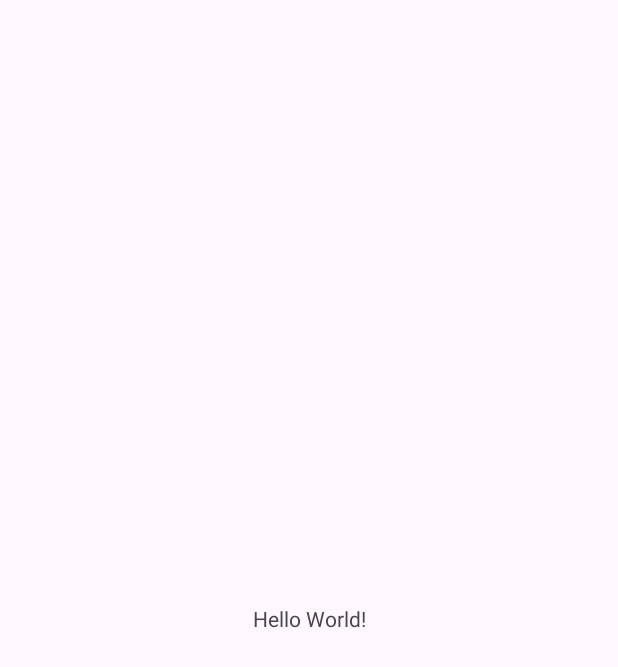
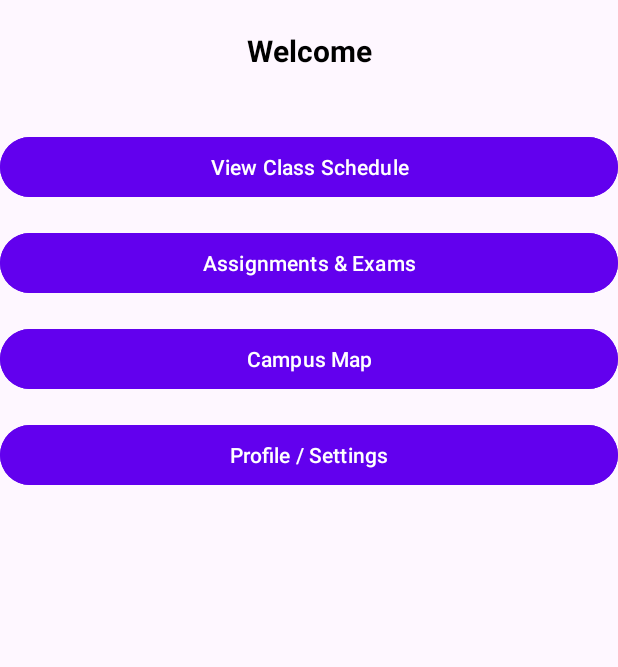
Before and after one commit to esdrasmutombo/Group2_project, an Android app: the screen it shows after launch (MainActivity), on a phone screen of 412 x 824 dp. Before the commit the part shown is almost empty. Shown: the top 667 px of the screen. Run offline under Robolectric (Android 15) with nearby library versions, the phone set to English and light mode, and no system bars.

Commit message:
main page

```diff
--- a/app/src/main/res/layout/activity_main.xml
+++ b/app/src/main/res/layout/activity_main.xml
@@ -5,15 +5,69 @@
     android:id="@+id/main"
     android:layout_width="match_parent"
     android:layout_height="match_parent"
-    tools:context=".MainActivity">
+    tools:context=".MainActivity"
+    android:padding="16dp"
+    >
 
     <TextView
+        android:id="@+id/welcome_text"
         android:layout_width="wrap_content"
         android:layout_height="wrap_content"
-        android:text="Hello World!"
-        app:layout_constraintBottom_toBottomOf="parent"
+        android:text="Welcome"
+        android:textSize="20sp"
+        android:textStyle="bold"
+        android:textColor="#000000"
+        app:layout_constraintTop_toTopOf="parent"
+        app:layout_constraintStart_toStartOf="parent"
         app:layout_constraintEnd_toEndOf="parent"
+        android:layout_marginTop="20dp"/>
+
+    <Button
+        android:id="@+id/button_schedule"
+        android:layout_width="0dp"
+        android:layout_height="wrap_content"
+        android:text="View Class Schedule"
+        android:backgroundTint="#6200EE"
+        android:textColor="#FFFFFF"
+        app:layout_constraintTop_toBottomOf="@id/welcome_text"
         app:layout_constraintStart_toStartOf="parent"
-        app:layout_constraintTop_toTopOf="parent" />
+        app:layout_constraintEnd_toEndOf="parent"
+        android:layout_marginTop="40dp"/>
+
+    <Button
+        android:id="@+id/button_assignments"
+        android:layout_width="0dp"
+        android:layout_height="wrap_content"
+        android:text="Assignments &amp; Exams"
+        android:backgroundTint="#6200EE"
+        android:textColor="#FFFFFF"
+        app:layout_constraintTop_toBottomOf="@id/button_schedule"
+        app:layout_constraintStart_toStartOf="parent"
+        app:layout_constraintEnd_toEndOf="parent"
+        android:layout_marginTop="16dp"/>
+
+    <Button
+        android:id="@+id/button_map"
+        android:layout_width="0dp"
+        android:layout_height="wrap_content"
+        android:text="Campus Map"
+        android:backgroundTint="#6200EE"
+        android:textColor="#FFFFFF"
+        app:layout_constraintTop_toBottomOf="@id/button_assignments"
+        app:layout_constraintStart_toStartOf="parent"
+        app:layout_constraintEnd_toEndOf="parent"
+        android:layout_marginTop="16dp"/>
+
+    <Button
+        android:id="@+id/button_profile"
+        android:layout_width="0dp"
+        android:layout_height="wrap_content"
+        android:text="Profile / Settings"
+        android:backgroundTint="#6200EE"
+        android:textColor="#FFFFFF"
+        app:layout_constraintTop_toBottomOf="@id/button_map"
+        app:layout_constraintStart_toStartOf="parent"
+        app:layout_constraintEnd_toEndOf="parent"
+        android:layout_marginTop="16dp"/>
 
 </androidx.constraintlayout.widget.ConstraintLayout>
```
